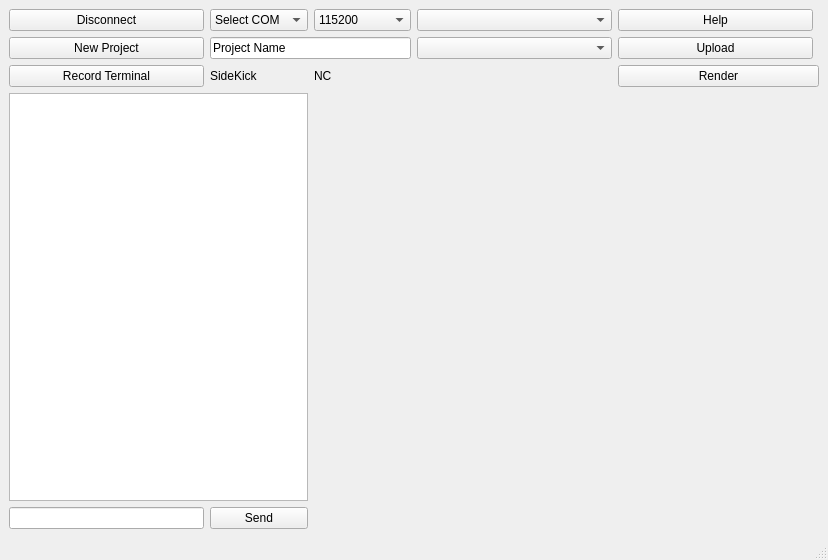
Before: the Qt Designer form Ui/GraphingUi.ui in OrionAerospaceYT/SideKick, drawn with Qt 5.
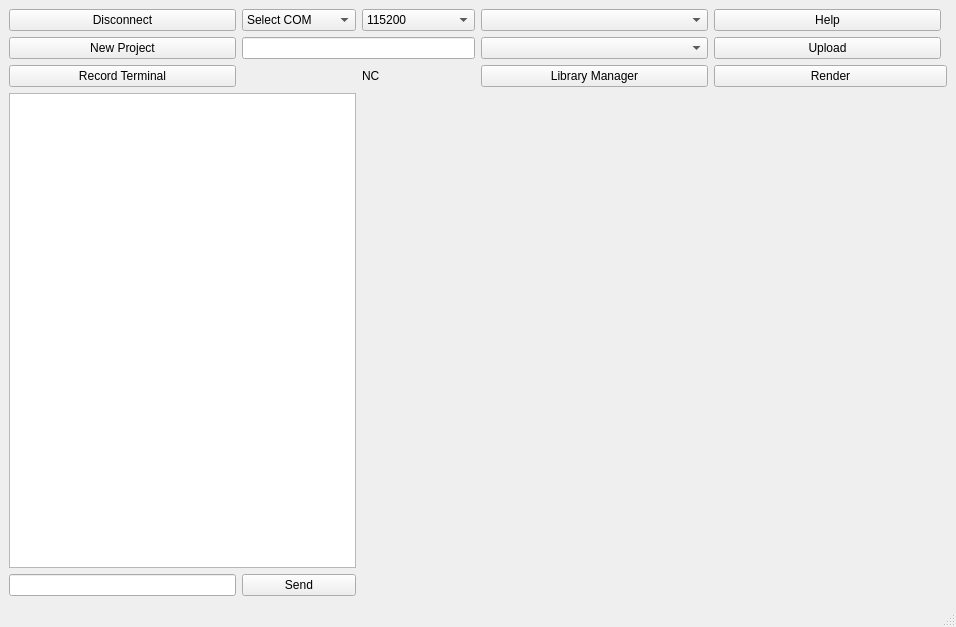
After: the same form once the commit is applied.

Commit message: Added Library Manager

```diff
--- a/Ui/GraphingUi.ui
+++ b/Ui/GraphingUi.ui
@@ -6,8 +6,8 @@
    <rect>
     <x>0</x>
     <y>0</y>
-    <width>828</width>
-    <height>560</height>
+    <width>956</width>
+    <height>627</height>
    </rect>
   </property>
   <property name="windowTitle">
@@ -91,7 +91,7 @@
       <item row="1" column="1" colspan="2">
        <widget class="QLineEdit" name="project_name">
         <property name="text">
-         <string>Project Name</string>
+         <string/>
         </property>
        </widget>
       </item>
@@ -132,7 +132,7 @@
       <item row="2" column="1">
        <widget class="QLabel" name="label">
         <property name="text">
-         <string>SideKick</string>
+         <string/>
         </property>
        </widget>
       </item>
@@ -172,6 +172,13 @@
         </property>
        </widget>
       </item>
+      <item row="2" column="3">
+       <widget class="QPushButton" name="lib_manager">
+        <property name="text">
+         <string>Library Manager</string>
+        </property>
+       </widget>
+      </item>
      </layout>
     </item>
    </layout>
```
Left out of the diff: 2 changed lines with no effect on the pictures. The commit also changes 7 other files.
